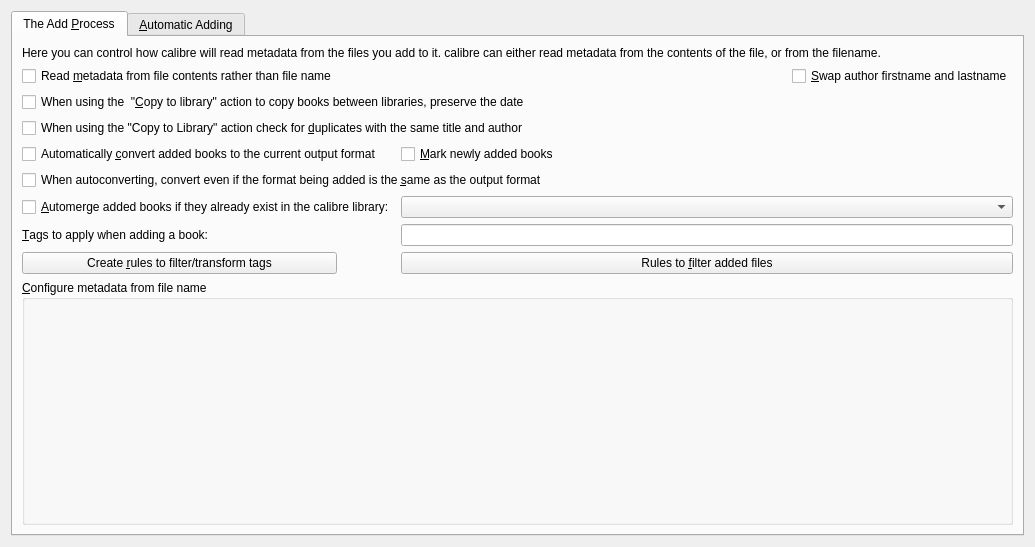
This is src/calibre/gui2/preferences/adding.ui in debian-calibre/calibre as Qt 5 draws it before an edit. The edited form follows.
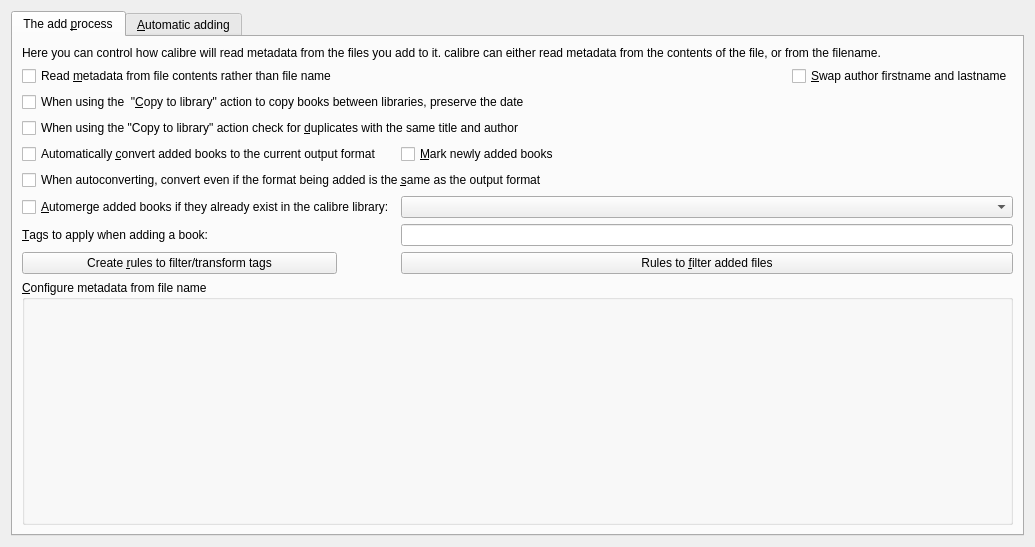
This is the edited form. Icons and pictures are not drawn.

```diff
--- a/src/calibre/gui2/preferences/adding.ui
+++ b/src/calibre/gui2/preferences/adding.ui
@@ -21,7 +21,7 @@
      </property>
      <widget class="QWidget" name="tab_3">
       <attribute name="title">
-       <string>The Add &amp;Process</string>
+       <string>The add &amp;process</string>
       </attribute>
       <layout class="QGridLayout" name="gridLayout_2">
        <item row="1" column="1" colspan="2">
@@ -161,7 +161,7 @@
        <item row="3" column="0" colspan="3">
         <widget class="QCheckBox" name="opt_check_for_dupes_on_ctl">
          <property name="text">
-          <string>When using the &quot;Copy to Library&quot; action check for &amp;duplicates with the same title and author</string>
+          <string>When using the &quot;Copy to library&quot; action check for &amp;duplicates with the same title and author</string>
          </property>
         </widget>
        </item>
@@ -196,7 +196,7 @@
      </widget>
      <widget class="QWidget" name="tab_4">
       <attribute name="title">
-       <string>&amp;Automatic Adding</string>
+       <string>&amp;Automatic adding</string>
       </attribute>
       <layout class="QGridLayout" name="gridLayout_3">
        <item row="5" column="0">
```
Left out of the diff: 4 changed lines with no effect on the pictures.
